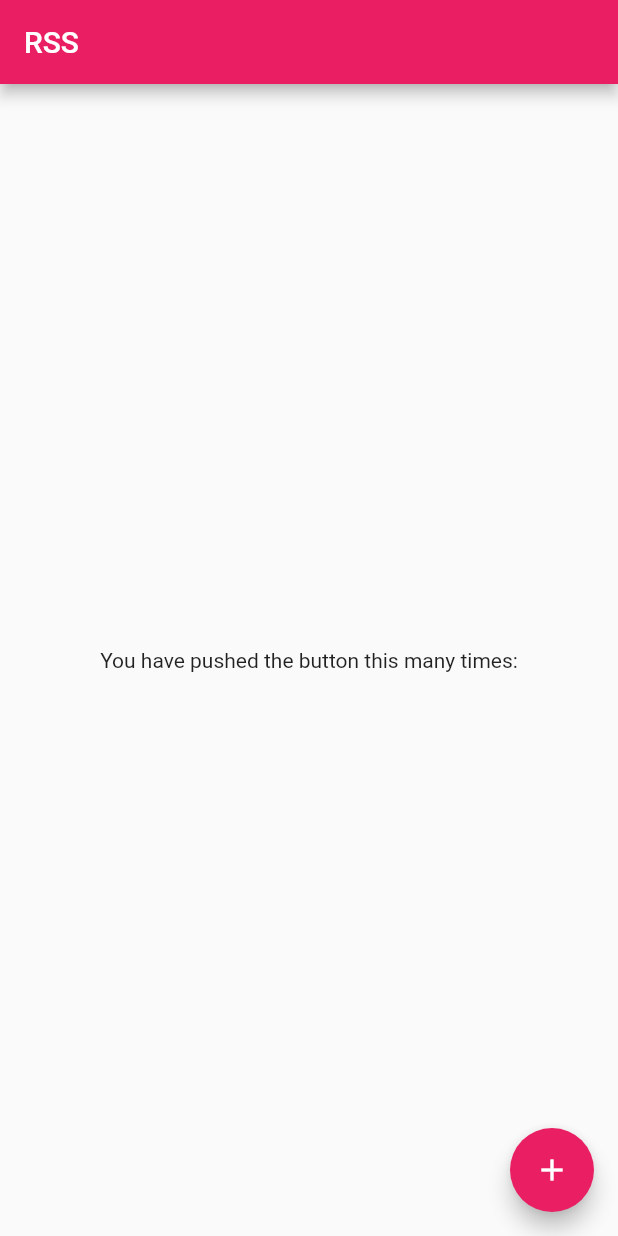
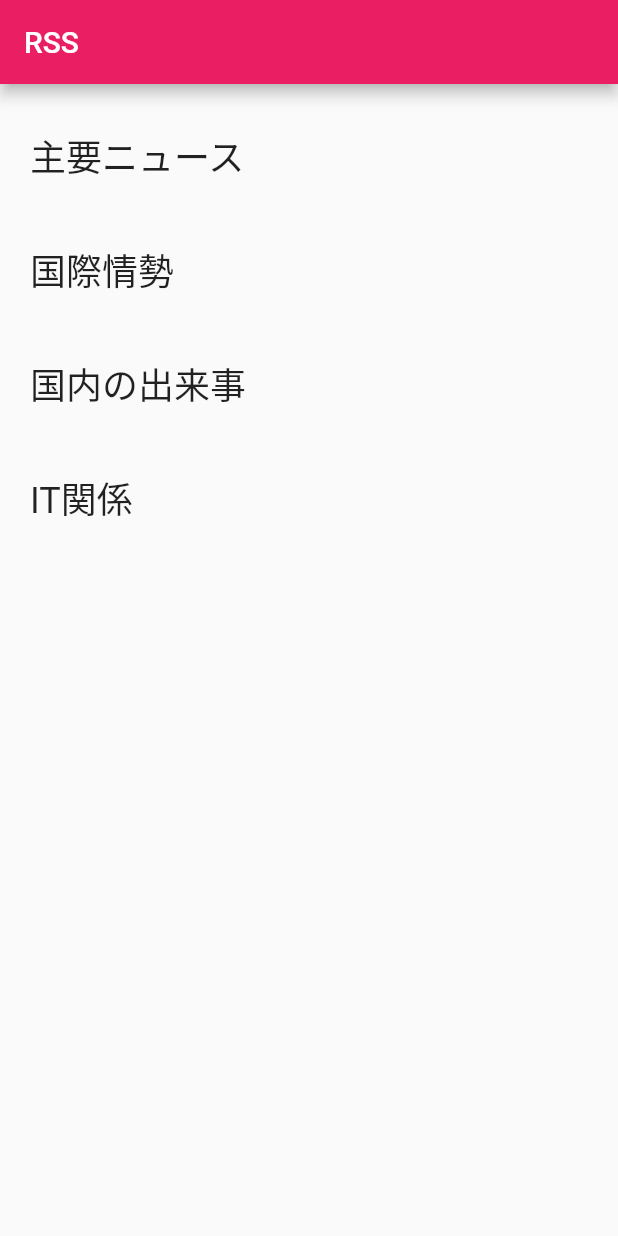
Before and after one commit to Luecy1/flutter_app_tuyano, a Flutter app: the screen it shows after launch, on a phone screen of 412 x 824 dp. Run offline on Flutter 3.47's test engine with Material 2 defaults, Android fonts, the phone set to English and light mode, and no system bars.

Commit message:
Rss List Page

```diff
--- a/lib/main.dart
+++ b/lib/main.dart
@@ -27,19 +27,43 @@ class RssListPage extends StatelessWidget {
         title: Text('RSS'),
       ),
       body: Center(
-        child: Column(
-          mainAxisAlignment: MainAxisAlignment.center,
-          children: <Widget>[
-            Text(
-              'You have pushed the button this many times:',
-            ),
-          ],
+        child: ListView.builder(
+          itemCount: Rss.rssList.length,
+          padding: EdgeInsets.all(10.0),
+          itemBuilder: _buildRssItem,
         ),
-      ),
-      floatingActionButton: FloatingActionButton(
-        tooltip: 'Increment',
-        child: Icon(Icons.add),
       ),
     );
   }
+
+  Widget _buildRssItem(BuildContext context, int index) {
+    final rss = Rss.rssList[index];
+    return ListTile(
+      contentPadding: EdgeInsets.all(10.0),
+      title: Text(
+        rss.name,
+        style: TextStyle(fontSize: 24.0),
+      ),
+      onTap: () {
+        final snackBar = SnackBar(content: Text('tap ${rss.name}'));
+        Scaffold.of(context).showSnackBar(snackBar);
+      },
+    );
+  }
 }
+
+class Rss {
+  final String name;
+  final String link;
+
+  Rss(this.name, this.link);
+
+  static List<Rss> get rssList {
+    return [
+      Rss('主要ニュース', 'https://news.yahoo.co.jp/pickup/rss.xml'),
+      Rss('国際情勢', 'https://news.yahoo.co.jp/pickup/world/rss.xml'),
+      Rss('国内の出来事', 'https://news.yahoo.co.jp/pickup/domestic/rss.xml'),
+      Rss('IT関係', 'https://news.yahoo.co.jp/pickup/computer/rss.xml'),
+    ];
+  }
+}
```
